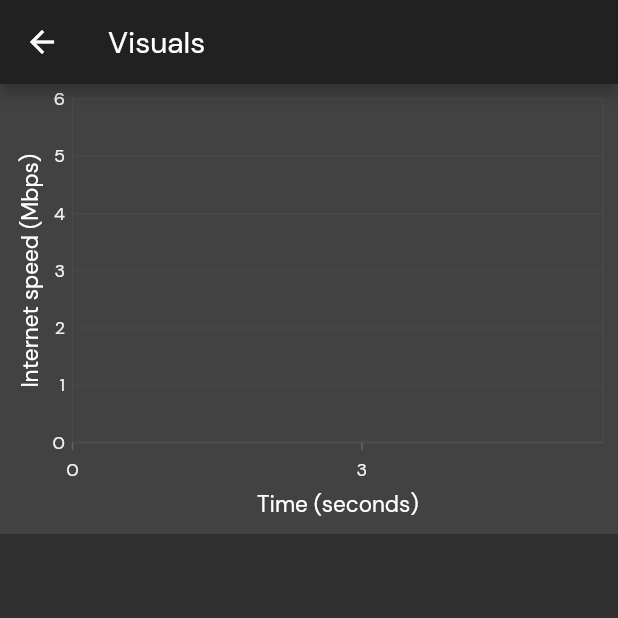
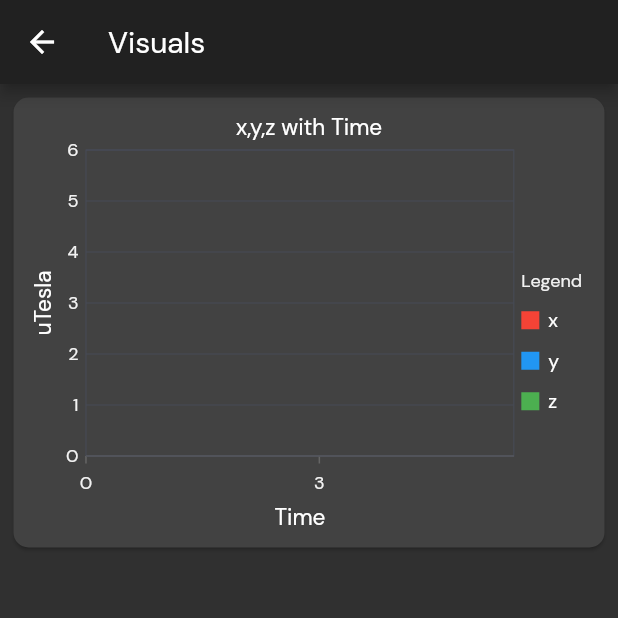
Before and after one commit to Pasckathon-3-0/smartMF, a Flutter app: the Visuals screen opened directly, on a phone screen of 412 x 824 dp, the top half of it. Run offline on Flutter 3.47's test engine with Material 2 defaults, Android fonts, the phone set to English and light mode, and no system bars; our stand-ins replace syncfusion_flutter_charts, syncfusion_flutter_gauges; missing offline and left inert: motion_sensors.

Commit message:
Chart UI

```diff
--- a/lib/pages/visuals.dart
+++ b/lib/pages/visuals.dart
@@ -28,31 +28,66 @@ class _VisualsState extends State<Visuals> {
       body: Container(
         child: Column(children: [
           Container(
-              height: 300,
-              color: Colors.grey.shade800,
+            margin: EdgeInsets.all(5),
+            child: Card(
+                shape: RoundedRectangleBorder(
+                    borderRadius: BorderRadius.circular(10)),
                 child: Consumer<MagnitudeProvider>(
                   builder: (context, model, child) => SfCartesianChart(
+                      title: ChartTitle(text: 'x,y,z with Time'),
+                      legend: Legend(
+                        isVisible: true,
+                        title: LegendTitle(text: 'Legend'),
+                      ),
                       series: <LineSeries<LiveData, int>>[
+                        //x
                         LineSeries<LiveData, int>(
-                        onRendererCreated: (ChartSeriesController controller) {
+                          legendItemText: 'x',
+                          onRendererCreated:
+                              (ChartSeriesController controller) {
                             _chartSeriesController = controller;
                           },
                           dataSource: model.values,
-                        color: const Color.fromRGBO(192, 108, 132, 1),
+                          color: Colors.red,
                           xValueMapper: (LiveData value, _) => value.time,
                           yValueMapper: (LiveData value, _) => value.x,
-                      )
+                        ),
+                        //y
+                        LineSeries<LiveData, int>(
+                          legendItemText: 'y',
+                          onRendererCreated:
+                              (ChartSeriesController controller) {
+                            _chartSeriesController = controller;
+                          },
+                          dataSource: model.values,
+                          color: Colors.blue,
+                          xValueMapper: (LiveData value, _) => value.time,
+                          yValueMapper: (LiveData value, _) => value.y,
+                        ),
+                        //z
+                        LineSeries<LiveData, int>(
+                          legendItemText: 'z',
+                          onRendererCreated:
+                              (ChartSeriesController controller) {
+                            _chartSeriesController = controller;
+                          },
+                          dataSource: model.values,
+                          color: Colors.green,
+                          xValueMapper: (LiveData value, _) => value.time,
+                          yValueMapper: (LiveData value, _) => value.z,
+                        ),
                       ],
                       primaryXAxis: NumericAxis(
                           majorGridLines: const MajorGridLines(width: 0),
                           edgeLabelPlacement: EdgeLabelPlacement.shift,
                           interval: 3,
-                        title: AxisTitle(text: 'Time (seconds)')),
+                          title: AxisTitle(text: 'Time')),
                       primaryYAxis: NumericAxis(
                           axisLine: const AxisLine(width: 0),
                           majorTickLines: const MajorTickLines(size: 0),
-                        title: AxisTitle(text: 'Internet speed (Mbps)'))),
-              ))
+                          title: AxisTitle(text: 'uTesla'))),
+                )),
+          )
         ]),
       ),
     );
--- a/pubspec.yaml
+++ b/pubspec.yaml
@@ -39,6 +39,12 @@ dependencies:
 dev_dependencies:
   flutter_test:
     sdk: flutter
+  flutter_launcher_icons:
+
+flutter_icons:
+  image_path: "assets/icon.png"
+  android: true
+  ios: true
 
 # For information on the generic Dart part of this file, see the
 # following page: https://dart.dev/tools/pub/pubspec
```
Also changed, not shown: assets/icon.png (added), pubspec.lock, 21 other files. Lines whose indentation alone changed are shown as unchanged.
